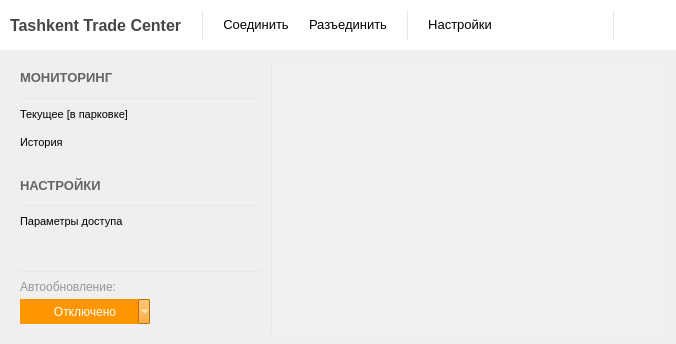
This is Client/MainWindow.ui in Baxulio/ParkingACS as Qt 5 draws it before an edit. The edited form follows.
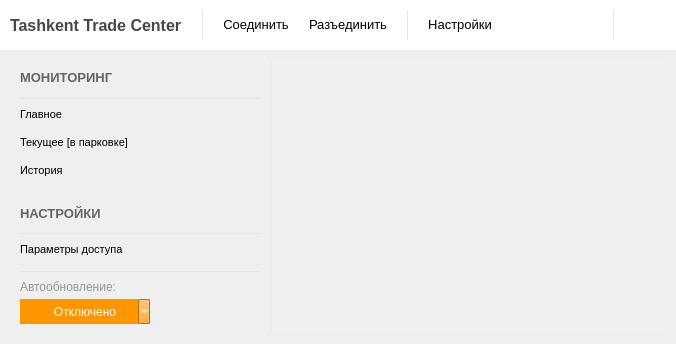
This is the edited form. Icons and pictures are not drawn.

```diff
--- a/Client/MainWindow.ui
+++ b/Client/MainWindow.ui
@@ -440,6 +440,44 @@
           </property>
          </widget>
         </item>
+        <item>
+         <widget class="QPushButton" name="dashboard_but">
+          <property name="minimumSize">
+           <size>
+            <width>0</width>
+            <height>25</height>
+           </size>
+          </property>
+          <property name="font">
+           <font>
+            <family>MS Shell Dlg 2</family>
+            <pointsize>8</pointsize>
+            <weight>9</weight>
+            <italic>false</italic>
+            <bold>false</bold>
+           </font>
+          </property>
+          <property name="cursor">
+           <cursorShape>PointingHandCursor</cursorShape>
+          </property>
+          <property name="text">
+           <string>Главное</string>
+          </property>
+          <property name="icon">
+           <iconset resource="clientresources.qrc">
+            <normaloff>:/resources/glyphs/35.png</normaloff>:/resources/glyphs/35.png</iconset>
+          </property>
+          <property name="checkable">
+           <bool>true</bool>
+          </property>
+          <property name="autoExclusive">
+           <bool>true</bool>
+          </property>
+          <property name="flat">
+           <bool>true</bool>
+          </property>
+         </widget>
+        </item>
         <item>
          <widget class="QPushButton" name="current_but">
           <property name="minimumSize">
```
